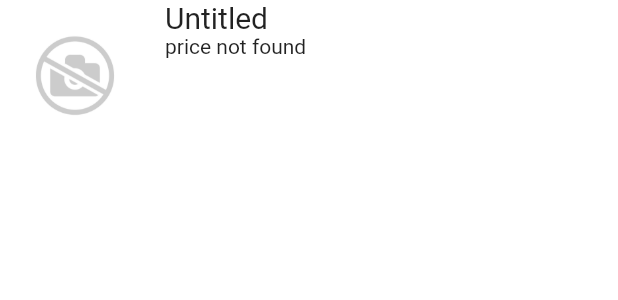
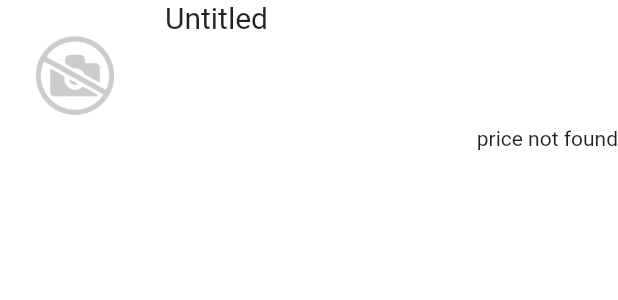
Before and after one commit to buzuchka/ConsumerBasket, a Flutter app: the GoodsListItem widget shown alone on an empty page, opened directly with empty values, on a phone screen of 412 x 824 dp. Shown: the top 300 px of the screen. Run offline on Flutter 3.47's test engine with Material 2 defaults, Android fonts, the light colour scheme and no system bars; our stand-ins replace decimal, image_picker, sqflite; accounts and stored records are empty.

Commit message:
[up] Goods list item.

```diff
--- a/lib/lists/goods_list_item.dart
+++ b/lib/lists/goods_list_item.dart
@@ -32,13 +32,20 @@ class GoodsListItem extends StatelessWidget {
                     crossAxisAlignment: CrossAxisAlignment.start,
                     children: <Widget>[
                       _getTitleWidget(context),
-                      _getLastPriceWidget(context),
+
                     ],
                   ),
                 ),
               ],
             ),
           ),
+          Column (
+            mainAxisAlignment: MainAxisAlignment.end,
+            crossAxisAlignment: CrossAxisAlignment.end,
+            children: [
+              _getLastPriceWidget(context),
+            ],
+          )
         ],
       ),
     );
```
